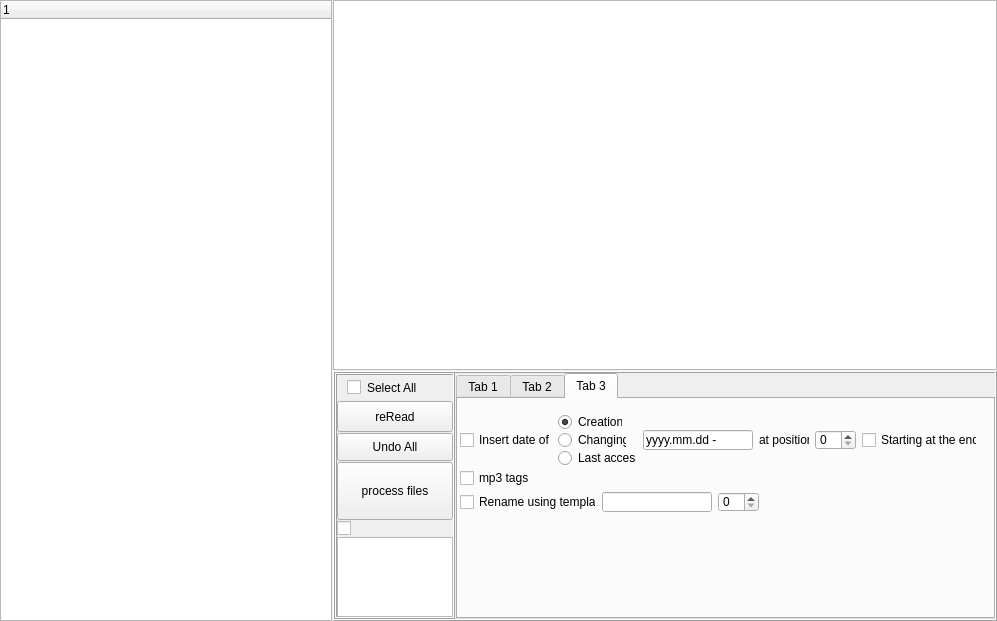
PoorLissa/qt_renamer, file qt_002_dirTree/qt_002_dirtree.ui: the form before one commit.
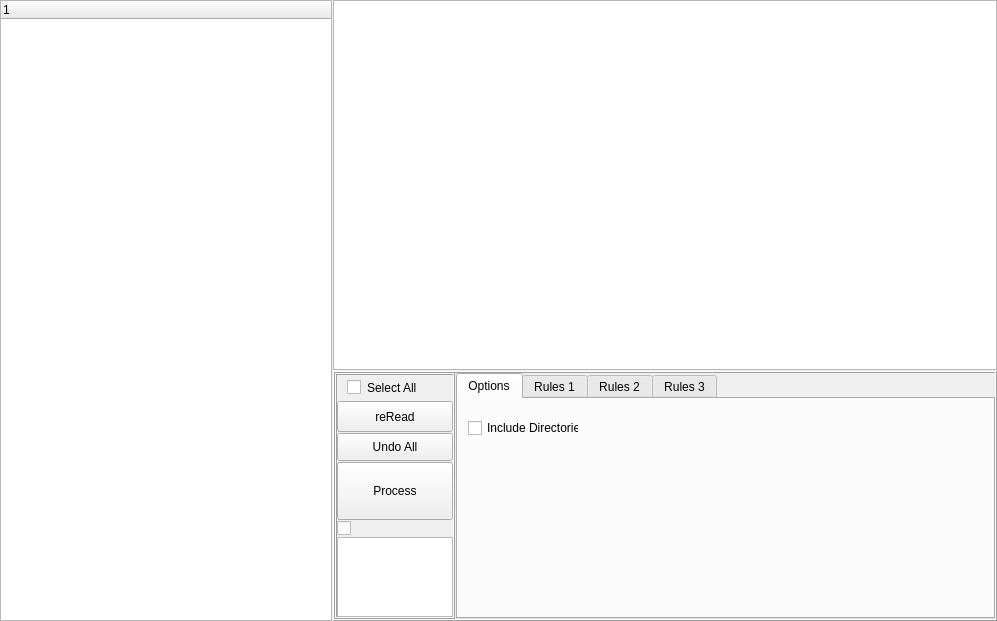
The form after the commit.

Commit message: Added checkbox 'include directories' + minor changes

Patch:
```diff
--- a/qt_002_dirTree/qt_002_dirtree.ui
+++ b/qt_002_dirTree/qt_002_dirtree.ui
@@ -203,7 +203,7 @@
                    <string notr="true">QPushButton { height: 50px;  }</string>
                   </property>
                   <property name="text">
-                   <string>process files</string>
+                   <string>Process</string>
                   </property>
                  </widget>
                 </item>
@@ -230,11 +230,29 @@
              <item>
               <widget class="QTabWidget" name="tabWidget">
                <property name="currentIndex">
-                <number>2</number>
+                <number>0</number>
                </property>
+               <widget class="QWidget" name="tab_4">
+                <attribute name="title">
+                 <string>Options</string>
+                </attribute>
+                <widget class="QCheckBox" name="cb_dirs">
+                 <property name="geometry">
+                  <rect>
+                   <x>10</x>
+                   <y>20</y>
+                   <width>111</width>
+                   <height>18</height>
+                  </rect>
+                 </property>
+                 <property name="text">
+                  <string>Include Directories</string>
+                 </property>
+                </widget>
+               </widget>
                <widget class="QWidget" name="tab">
                 <attribute name="title">
-                 <string>Tab 1</string>
+                 <string>Rules 1</string>
                 </attribute>
                 <widget class="QWidget" name="layoutWidget">
                  <property name="geometry">
@@ -328,7 +346,7 @@
                </widget>
                <widget class="QWidget" name="tab_2">
                 <attribute name="title">
-                 <string>Tab 2</string>
+                 <string>Rules 2</string>
                 </attribute>
                 <widget class="QCheckBox" name="cb10">
                  <property name="geometry">
@@ -992,7 +1010,7 @@
                </widget>
                <widget class="QWidget" name="tab_3">
                 <attribute name="title">
-                 <string>Tab 3</string>
+                 <string>Rules 3</string>
                 </attribute>
                 <widget class="QCheckBox" name="cb26">
                  <property name="geometry">
```
Left out of the diff: 6 changed lines with no effect on the pictures. The commit also changes 12 other files.
